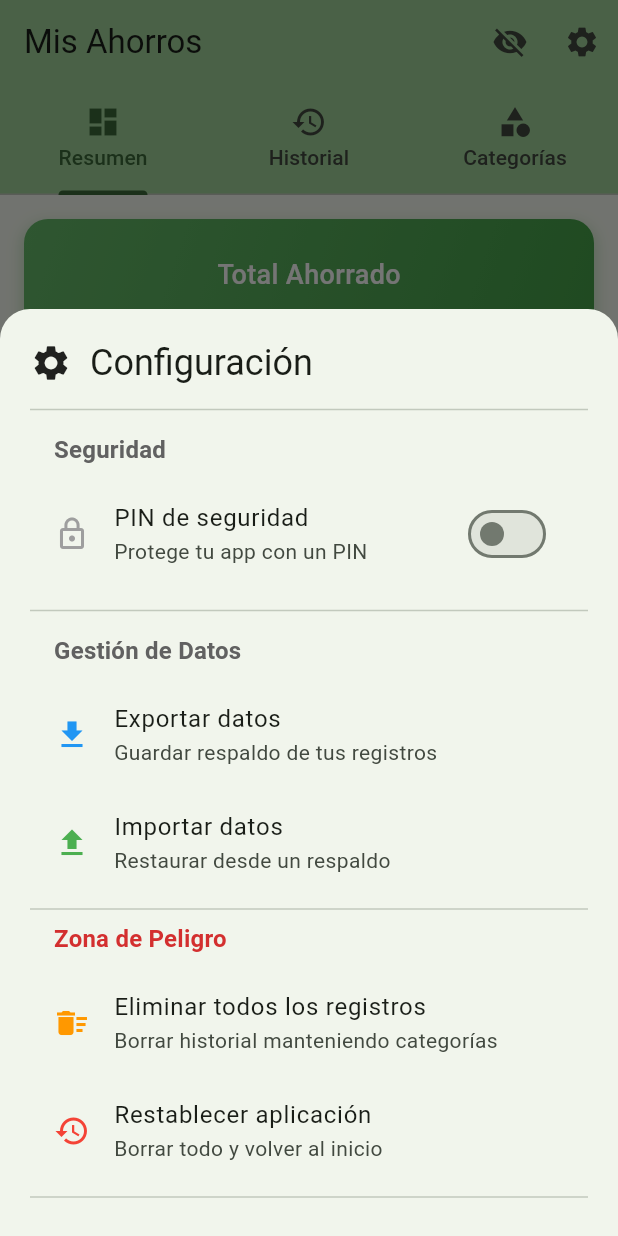
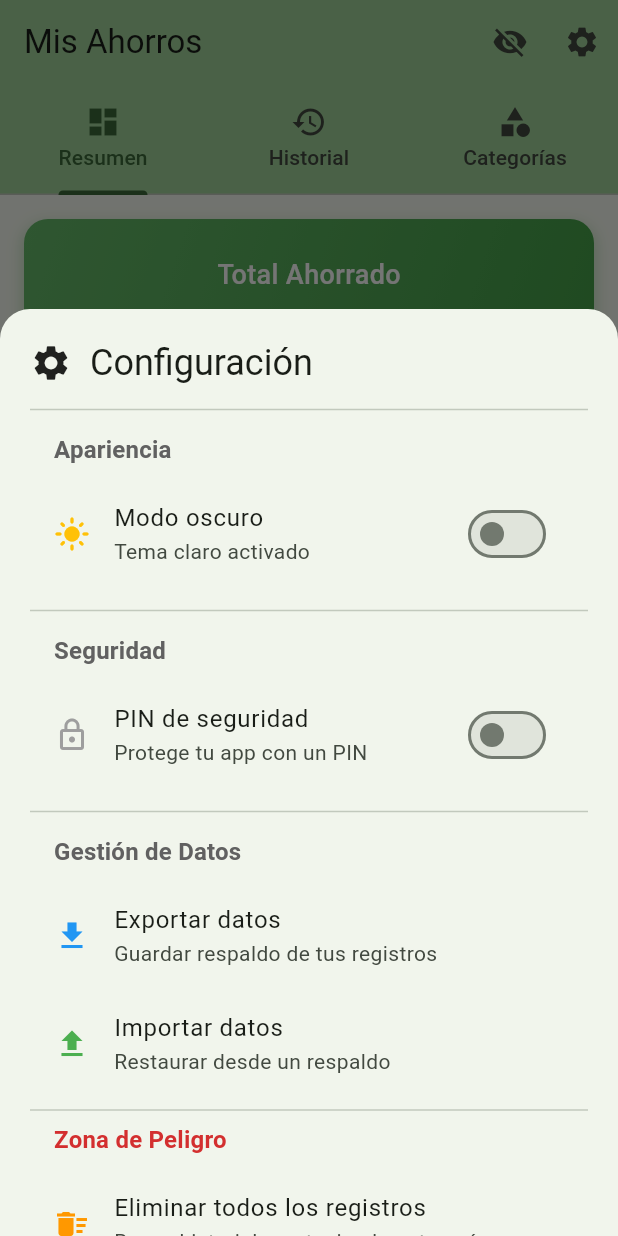
Before and after one commit to Mentitos/finanzaslibre, a Flutter app: the screen it shows after launch, after a tap on the "visibility" icon, after a tap on the "settings" icon, on a phone screen of 412 x 824 dp. Run offline on Flutter 3.47's test engine with Material 3 defaults, Android fonts, the phone set to English and light mode, and no system bars; our stand-ins replace local_auth, shared_preferences.

Commit message:
demo de modo oscuro. hay que revsar

```diff
--- /dev/null
+++ b/finanzas/devtools_options.yaml
@@ -0,0 +1,3 @@
+description: This file stores settings for Dart & Flutter DevTools.
+documentation: https://docs.flutter.dev/tools/devtools/extensions#configure-extension-enablement-states
+extensions:
--- a/finanzas/lib/main.dart
+++ b/finanzas/lib/main.dart
@@ -1,22 +1,70 @@
 import 'package:flutter/material.dart';
+import 'package:shared_preferences/shared_preferences.dart';
 import 'screens/savings_screen.dart';
 import 'screens/pin_lock_screen.dart';
-import 'services/savings_data_manager.dart'; // Asegúrate de que este servicio existe
+import 'services/savings_data_manager.dart';
 
-void main() {
-  // Inicializamos el gestor de datos para SharedPreferences o similar
+void main() async {
+  WidgetsFlutterBinding.ensureInitialized();
   SavingsDataManager.init();
-  runApp(const MyApp());
+
+  // Cargar preferencia de tema
+  final prefs = await SharedPreferences.getInstance();
+  final isDarkMode = prefs.getBool('dark_mode') ?? false;
+
+  runApp(MyApp(isDarkMode: isDarkMode));
 }
 
-class MyApp extends StatelessWidget {
-  const MyApp({super.key});
+class MyApp extends StatefulWidget {
+  final bool isDarkMode;
+
+  const MyApp({super.key, required this.isDarkMode});
+
+  @override
+  State<MyApp> createState() => _MyAppState();
+
+  // Método estático para acceder al estado desde otros widgets
+  static _MyAppState of(BuildContext context) {
+    return context.findAncestorStateOfType<_MyAppState>()!;
+  }
+}
+
+class _MyAppState extends State<MyApp> {
+  late ThemeMode _themeMode;
+
+  @override
+  void initState() {
+    super.initState();
+    _themeMode = widget.isDarkMode ? ThemeMode.dark : ThemeMode.light;
+  }
+
+  // Método para cambiar el tema
+  void toggleTheme() async {
+    setState(() {
+      _themeMode = _themeMode == ThemeMode.light
+          ? ThemeMode.dark
+          : ThemeMode.light;
+    });
+
+    // Guardar preferencia
+    final prefs = await SharedPreferences.getInstance();
+    await prefs.setBool('dark_mode', _themeMode == ThemeMode.dark);
+  }
 
   @override
   Widget build(BuildContext context) {
     return MaterialApp(
       title: 'Mis Ahorros',
-      theme: ThemeData(
+      debugShowCheckedModeBanner: false,
+      theme: _buildLightTheme(),
+      darkTheme: _buildDarkTheme(),
+      themeMode: _themeMode,
+      home: const AuthWrapper(),
+    );
+  }
+
+  ThemeData _buildLightTheme() {
+    return ThemeData(
       primarySwatch: Colors.green,
       useMaterial3: true,
       colorScheme: ColorScheme.fromSeed(
@@ -29,9 +77,24 @@ class MyApp extends StatelessWidget {
           borderRadius: BorderRadius.all(Radius.circular(16)),
         ),
       ),
+    );
+  }
+
+  ThemeData _buildDarkTheme() {
+    return ThemeData(
+      primarySwatch: Colors.green,
+      useMaterial3: true,
+      colorScheme: ColorScheme.fromSeed(
+        seedColor: Colors.green,
+        brightness: Brightness.dark,
       ),
-      home: const AuthWrapper(),
-      debugShowCheckedModeBanner: false,
+      cardTheme: CardThemeData(
+        elevation: 2,
+        shape: const RoundedRectangleBorder(
+          borderRadius: BorderRadius.all(Radius.circular(16)),
+        ),
+        color: Colors.grey[850],
+      ),
     );
   }
 }
@@ -49,7 +112,6 @@ class _AuthWrapperState extends State<AuthWrapper> {
   bool _isAuthenticated = false;
   bool _needsPin = false;
   String? _savedPin;
-  // ************* CORRECCIÓN 1: Añadir estado para biometría *************
   bool _isBiometricEnabled = false;
 
   @override
@@ -61,22 +123,17 @@ class _AuthWrapperState extends State<AuthWrapper> {
   Future<void> _checkPinStatus() async {
     final pinEnabled = await _dataManager.isPinEnabled();
     final pin = await _dataManager.loadPin();
-
-    // ************* CORRECCIÓN 2: Cargar el estado de biometría *************
-    final biometricStatus = await _dataManager.loadBiometricEnabled();
+    final biometricStatus = await _dataManager.loadBiometricEnabled(); //
 
     setState(() {
       _needsPin = pinEnabled && pin != null;
       _savedPin = pin;
-      _isBiometricEnabled = biometricStatus; // <--- Cargar el estado
+      _isBiometricEnabled = biometricStatus;
       _isAuthenticated = !_needsPin;
       _isLoading = false;
     });
 
-    // Si necesita PIN, mostrarlo
     if (_needsPin && _savedPin != null && mounted) {
-      // Usamos addPostFrameCallback para asegurar que el widget se haya dibujado
-      // antes de intentar hacer una navegación (push).
       WidgetsBinding.instance.addPostFrameCallback((_) {
         _showPinLock();
       });
@@ -84,13 +141,12 @@ class _AuthWrapperState extends State<AuthWrapper> {
   }
 
   Future<void> _showPinLock() async {
-    // ************* CORRECCIÓN 3: Pasar el estado de biometría a PinLockScreen *************
     final result = await Navigator.push(
       context,
       MaterialPageRoute(
         builder: (context) => PinLockScreen(
           correctPin: _savedPin!,
-          isBiometricEnabled: _isBiometricEnabled, // <--- ¡Valor corregido!
+          isBiometricEnabled: _isBiometricEnabled,
         ),
         fullscreenDialog: true,
       ),
@@ -101,7 +157,6 @@ class _AuthWrapperState extends State<AuthWrapper> {
         _isAuthenticated = true;
       });
     } else {
-      // Cerrar la app si falla la autenticación (ejemplo: 5 intentos fallidos)
       setState(() {
         _isAuthenticated = false;
       });
@@ -119,7 +174,6 @@ class _AuthWrapperState extends State<AuthWrapper> {
     }
 
     if (!_isAuthenticated && _needsPin) {
-      // Mostrar una pantalla básica mientras PinLockScreen está sobre ella
       return Scaffold(
         appBar: AppBar(title: const Text('Bloqueado')),
         body: const Center(
--- a/finanzas/lib/screens/pin_lock_screen.dart
+++ b/finanzas/lib/screens/pin_lock_screen.dart
@@ -105,7 +105,7 @@ class _PinLockScreenState extends State<PinLockScreen>
   @override
   Widget build(BuildContext context) {
     return Scaffold(
-      backgroundColor: Colors.white,
+      backgroundColor: Theme.of(context).cardColor,
       body: SafeArea(
         child: Padding(
           padding: const EdgeInsets.all(24),
--- a/finanzas/lib/screens/pin_setup_screen.dart
+++ b/finanzas/lib/screens/pin_setup_screen.dart
@@ -51,12 +51,12 @@ class _PinSetupScreenState extends State<PinSetupScreen> {
   @override
   Widget build(BuildContext context) {
     return Scaffold(
-      backgroundColor: Colors.white,
+      backgroundColor: Theme.of(context).cardColor,
       appBar: AppBar(
         title: Text(_getTitleText()),
         backgroundColor: Colors.transparent,
         elevation: 0,
-        foregroundColor: Colors.black,
+        foregroundColor: Theme.of(context).textTheme.bodyLarge?.color,
       ),
       body: SafeArea(
         child: Padding(
--- a/finanzas/lib/screens/savings_screen.dart
+++ b/finanzas/lib/screens/savings_screen.dart
@@ -353,7 +353,7 @@ class _SavingsScreenState extends State<SavingsScreen>
         icon: const Icon(Icons.add),
         label: const Text('Nuevo'),
         backgroundColor: Theme.of(context).primaryColor,
-        foregroundColor: Colors.white,
+        foregroundColor: Theme.of(context).cardColor,
       ),
     );
   }
--- a/finanzas/lib/screens/settings/settings_menu.dart
+++ b/finanzas/lib/screens/settings/settings_menu.dart
@@ -6,6 +6,7 @@ import '../dialogs/export_import_dialogs.dart';
 import '../dialogs/confirmation_dialogs.dart';
 import 'package:url_launcher/url_launcher.dart';
 import 'package:flutter/services.dart'; // Para Clipboard
+import '../../main.dart';
 
 class SettingsMenu extends StatelessWidget {
   final SavingsDataManager dataManager;
@@ -39,6 +40,8 @@ class SettingsMenu extends StatelessWidget {
           children: [
             _buildHeader(context),
             const Divider(height: 30),
+            _buildAppearanceSection(context), // AGREGAR AQUÍ
+            const Divider(height: 30),
             SecuritySection(
               dataManager: dataManager,
               onShowSnackBar: onShowSnackBar,
@@ -69,7 +72,43 @@ class SettingsMenu extends StatelessWidget {
       ],
     );
   }
-
+Widget _buildAppearanceSection(BuildContext context) {
+  return Column(
+    crossAxisAlignment: CrossAxisAlignment.start,
+    children: [
+      Padding(
+        padding: const EdgeInsets.only(left: 16, bottom: 8),
+        child: Text(
+          'Apariencia',
+          style: Theme.of(context).textTheme.titleMedium?.copyWith(
+            fontWeight: FontWeight.bold,
+            color: Colors.grey[700],
+          ),
+        ),
+      ),
+      ListTile(
+        leading: Icon(
+          Theme.of(context).brightness == Brightness.dark
+              ? Icons.dark_mode
+              : Icons.light_mode,
+          color: Colors.amber,
+        ),
+        title: const Text('Modo oscuro'),
+        subtitle: Text(
+          Theme.of(context).brightness == Brightness.dark
+              ? 'Tema oscuro activado'
+              : 'Tema claro activado',
+        ),
+        trailing: Switch(
+          value: Theme.of(context).brightness == Brightness.dark,
+          onChanged: (value) {
+            MyApp.of(context).toggleTheme();
+          },
+        ),
+      ),
+    ],
+  );
+}
   Widget _buildDataManagementSection(BuildContext context) {
     return Column(
       crossAxisAlignment: CrossAxisAlignment.start,
--- a/finanzas/lib/screens/tabs/history_tab.dart
+++ b/finanzas/lib/screens/tabs/history_tab.dart
@@ -166,7 +166,7 @@ class HistoryTab extends StatelessWidget {
                     ? FontWeight.normal
                     : FontWeight.bold,
                 color: selectedCategory == 'all'
-                    ? Colors.black87
+                    ? Theme.of(context).textTheme.bodyLarge?.color
                     : Theme.of(context).primaryColor,
               ),
             ),
--- a/finanzas/lib/screens/tabs/summary_tab.dart
+++ b/finanzas/lib/screens/tabs/summary_tab.dart
@@ -3,8 +3,6 @@ import '../../models/savings_record.dart';
 import '../../widgets/record_item.dart';
 import '../../utils/formatters.dart';
 import '../../constants/app_constants.dart';
-
-// MoneyType ya está importado desde savings_record.dart
 
 class SummaryTab extends StatelessWidget {
   final Map<String, dynamic> statistics;
@@ -49,7 +47,7 @@ class SummaryTab extends StatelessWidget {
             const SizedBox(height: AppConstants.defaultPadding),
             _buildMoneyTypesRow(),
             const SizedBox(height: AppConstants.defaultPadding),
-            _buildStatsRow(),
+            _buildStatsRow(context), // PASAR context
             const SizedBox(height: AppConstants.largePadding),
             if (allRecords.isNotEmpty) _buildRecentMovements(context),
           ],
@@ -180,7 +178,7 @@ class SummaryTab extends StatelessWidget {
               Text(
                 title,
                 style: TextStyle(
-                  color: Colors.grey[600],
+                  color: Colors.grey[600], // Este queda igual, funciona en ambos modos
                   fontSize: 14,
                   fontWeight: FontWeight.w500,
                 ),
@@ -202,7 +200,7 @@ class SummaryTab extends StatelessWidget {
     );
   }
 
- Widget _buildStatsRow() {
+  Widget _buildStatsRow(BuildContext context) { // AGREGAR context
     final totalRecords = statistics['totalRecords'] ?? 0;
     final totalDeposits = statistics['totalDeposits'] ?? 0;
     final totalWithdrawals = statistics['totalWithdrawals'] ?? 0;
@@ -217,6 +215,7 @@ class SummaryTab extends StatelessWidget {
         child: Row(
           children: [
             _buildStatItem(
+              context, // PASAR context
               title: 'Total Registros',
               value: '$totalRecords',
               icon: Icons.receipt_long,
@@ -224,6 +223,7 @@ class SummaryTab extends StatelessWidget {
             ),
             _buildDivider(),
             _buildStatItem(
+              context, // PASAR context
               title: AppConstants.depositLabel,
               value: '$totalDeposits',
               icon: Icons.arrow_upward,
@@ -231,6 +231,7 @@ class SummaryTab extends StatelessWidget {
             ),
             _buildDivider(),
             _buildStatItem(
+              context, // PASAR context
               title: AppConstants.withdrawalLabel,
               value: '$totalWithdrawals',
               icon: Icons.arrow_downward,
@@ -241,12 +242,17 @@ class SummaryTab extends StatelessWidget {
       ),
     );
   }
-Widget _buildStatItem({
+
+  Widget _buildStatItem(
+    BuildContext context, { // AGREGAR context
     required String title,
     required String value,
     required IconData icon,
     required Color color,
   }) {
+    // Usar color adaptativo para el texto
+    final textColor = Theme.of(context).textTheme.bodyMedium?.color ?? Colors.black87;
+
     return Expanded(
       child: Column(
         mainAxisSize: MainAxisSize.min,
@@ -266,7 +272,7 @@ Widget _buildStatItem({
             title,
             style: TextStyle(
               fontSize: 13,
-            color: Colors.grey[700],
+              color: textColor.withOpacity(0.7), // USAR COLOR ADAPTATIVO
             ),
             textAlign: TextAlign.center,
           ),
@@ -274,6 +280,7 @@ Widget _buildStatItem({
       ),
     );
   }
+
   Widget _buildDivider() {
     return Container(
       width: 1,
@@ -281,7 +288,6 @@ Widget _buildDivider() {
       color: Colors.grey.withOpacity(0.3),
     );
   }
-
 
   Widget _buildRecentMovements(BuildContext context) {
     final recentRecords = allRecords.take(AppConstants.recentRecordsCount).toList();
@@ -310,7 +316,6 @@ Widget _buildDivider() {
               record: record,
               onTap: () => onEditRecord(record),
               categoryColors: categoryColors,
-
             )),
           ],
         ),
--- a/finanzas/lib/widgets/quick_money_dialog.dart
+++ b/finanzas/lib/widgets/quick_money_dialog.dart
@@ -169,10 +169,10 @@ class _QuickMoneyDialogState extends State<QuickMoneyDialog>
         controller: _tabController,
         indicator: BoxDecoration(
           borderRadius: BorderRadius.circular(AppConstants.defaultBorderRadius),
-          color: Colors.white,
+          color: Theme.of(context).cardColor,
         ),
         indicatorSize: TabBarIndicatorSize.tab,
-        labelColor: Colors.black,
+        labelColor: Theme.of(context).textTheme.bodyLarge?.color,
         unselectedLabelColor: Colors.grey[600],
         tabs: const [
           Tab(
--- a/finanzas/lib/widgets/record_dialog.dart
+++ b/finanzas/lib/widgets/record_dialog.dart
@@ -209,7 +209,7 @@ class _RecordDialogState extends State<RecordDialog> {
           children: [
             Icon(
               icon,
-              color: isSelected ? Colors.white : Colors.grey[600],
+              color: isSelected ? Theme.of(context).cardColor : Colors.grey[600],
               size: 32,
             ),
             const SizedBox(height: 8),
@@ -218,7 +218,7 @@ class _RecordDialogState extends State<RecordDialog> {
               style: TextStyle(
                 fontSize: 14,
                 fontWeight: FontWeight.bold,
-                color: isSelected ? Colors.white : Colors.grey[600],
+                color: isSelected ? Theme.of(context).cardColor : Colors.grey[600],
               ),
             ),
           ],
```
Also changed, not shown: 1 other file. Lines whose indentation alone changed are shown as unchanged.
